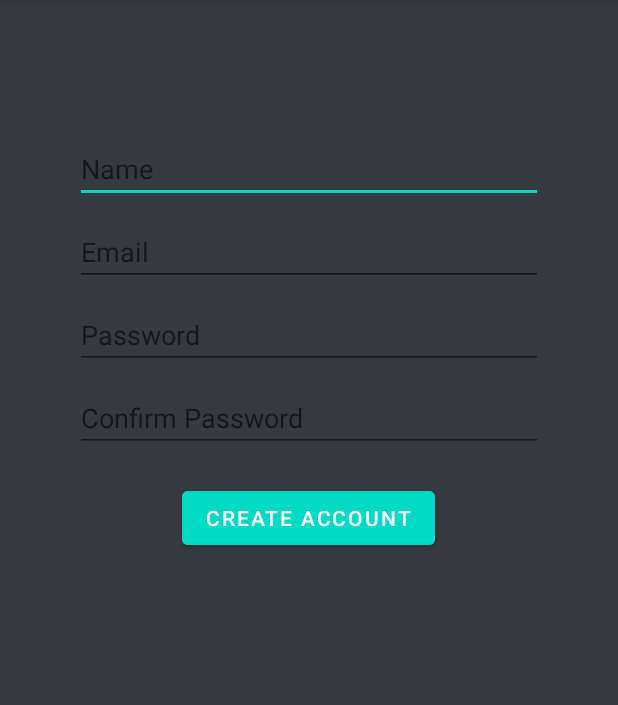
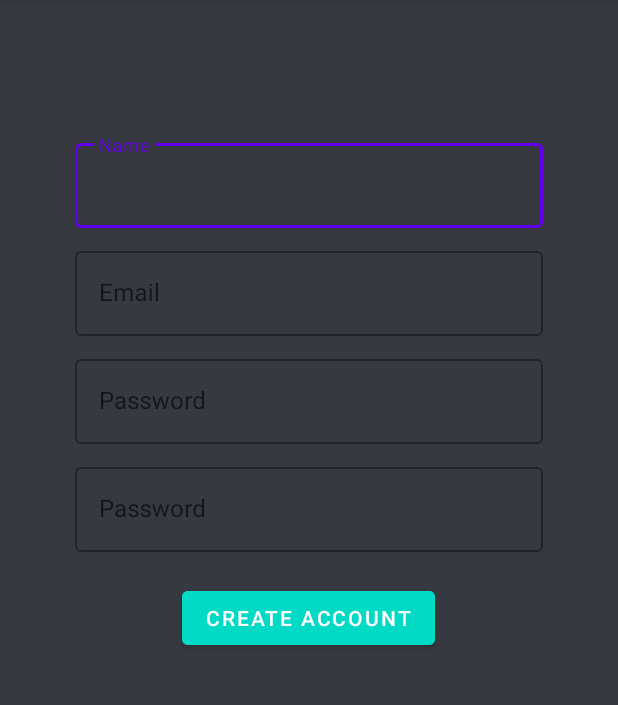
Before and after one commit to GnanadeepPedapati/ProjectX, an Android app: the SignUpActivity screen opened directly, with no data from a screen before it, on a phone screen of 412 x 824 dp, the part 84-789 px from its top. Run offline under Robolectric (Android 15) with nearby library versions, the phone set to English and light mode, and no system bars; our stand-ins replace Firebase (no records; nobody signed in at launch, a user with empty details on screens opened directly).

Commit message:
Changed to edit text

```diff
--- a/app/src/main/res/layout/activity_sign_up.xml
+++ b/app/src/main/res/layout/activity_sign_up.xml
@@ -20,46 +20,94 @@
             android:gravity="center"
             android:orientation="vertical">
 
-            <EditText
-                android:id="@+id/name_Input"
+
+            <com.google.android.material.textfield.TextInputLayout
+                style="@style/Widget.MaterialComponents.TextInputLayout.OutlinedBox"
                 android:layout_width="match_parent"
                 android:layout_height="wrap_content"
                 android:layout_marginLeft="50dp"
                 android:layout_marginTop="10dp"
                 android:layout_marginRight="50dp"
-                android:hint="Name"
-                android:inputType="textEmailAddress" />
+                android:hint="Name">
 
-            <EditText
-                android:id="@+id/signUpEmail"
+
+                <!--this is the actual edit text which takes the input-->
+                <com.google.android.material.textfield.TextInputEditText
+                    android:layout_width="match_parent"
+                    android:layout_height="wrap_content"
+                    android:inputType="text"
+                    android:id="@+id/name_Input"
+                    android:textColor="@color/white" />
+
+            </com.google.android.material.textfield.TextInputLayout>
+
+
+
+            <com.google.android.material.textfield.TextInputLayout
+                style="@style/Widget.MaterialComponents.TextInputLayout.OutlinedBox"
                 android:layout_width="match_parent"
                 android:layout_height="wrap_content"
+                android:layout_marginLeft="50dp"
                 android:layout_marginTop="10dp"
-                android:layout_marginLeft="50dp"
                 android:layout_marginRight="50dp"
-                android:hint="Email"
-                android:inputType="textEmailAddress" />
+                android:hint="Email">
 
 
-            <EditText
-                android:id="@+id/signUpPassword"
+                <!--this is the actual edit text which takes the input-->
+                <com.google.android.material.textfield.TextInputEditText
+                    android:layout_width="match_parent"
+                    android:layout_height="wrap_content"
+                    android:inputType="textEmailAddress"
+                    android:id="@+id/signUpEmail"
+                    android:textColor="@color/white" />
+
+            </com.google.android.material.textfield.TextInputLayout>
+
+            <com.google.android.material.textfield.TextInputLayout
+                style="@style/Widget.MaterialComponents.TextInputLayout.OutlinedBox"
                 android:layout_width="match_parent"
                 android:layout_height="wrap_content"
+                android:layout_marginLeft="50dp"
                 android:layout_marginTop="10dp"
-                android:layout_marginLeft="50dp"
                 android:layout_marginRight="50dp"
-                android:hint="Password"
-                android:inputType="textPassword" />
+                android:hint="Password">
 
-            <EditText
-                android:id="@+id/confirmPassword"
+
+                <!--this is the actual edit text which takes the input-->
+                <com.google.android.material.textfield.TextInputEditText
+                    android:layout_width="match_parent"
+                    android:layout_height="wrap_content"
+                    android:inputType="textPassword"
+                    android:id="@+id/signUpPassword"
+                    android:textColor="@color/white" />
+
+            </com.google.android.material.textfield.TextInputLayout>
+
+
+
+
+            <com.google.android.material.textfield.TextInputLayout
+                style="@style/Widget.MaterialComponents.TextInputLayout.OutlinedBox"
                 android:layout_width="match_parent"
                 android:layout_height="wrap_content"
+                android:layout_marginLeft="50dp"
                 android:layout_marginTop="10dp"
-                android:layout_marginLeft="50dp"
                 android:layout_marginRight="50dp"
-                android:hint="Confirm Password"
-                android:inputType="textPassword" />
+                android:hint="Password">
+
+
+                <!--this is the actual edit text which takes the input-->
+                <com.google.android.material.textfield.TextInputEditText
+                    android:layout_width="match_parent"
+                    android:layout_height="wrap_content"
+                    android:inputType="textPassword"
+                    android:id="@+id/confirmPassword"
+                    android:textColor="@color/white" />
+
+            </com.google.android.material.textfield.TextInputLayout>
+
+
+
 
             <Button
                 android:id="@+id/createAccount"
--- a/app/src/main/res/layout/request_list_card.xml
+++ b/app/src/main/res/layout/request_list_card.xml
@@ -68,7 +68,7 @@
 
             <ImageView
                 android:id="@+id/expanded_image_view"
-                android:layout_width="wrap_content"
+                android:layout_width="match_parent"
                 android:layout_height="wrap_content" />
 
 
```
Also changed, not shown: app/src/main/java/com/example/projectx/RequestListAdapter.java (+9 -1 lines), app/src/main/res/layout/activity_sign_in.xml (+49 -26 lines).
